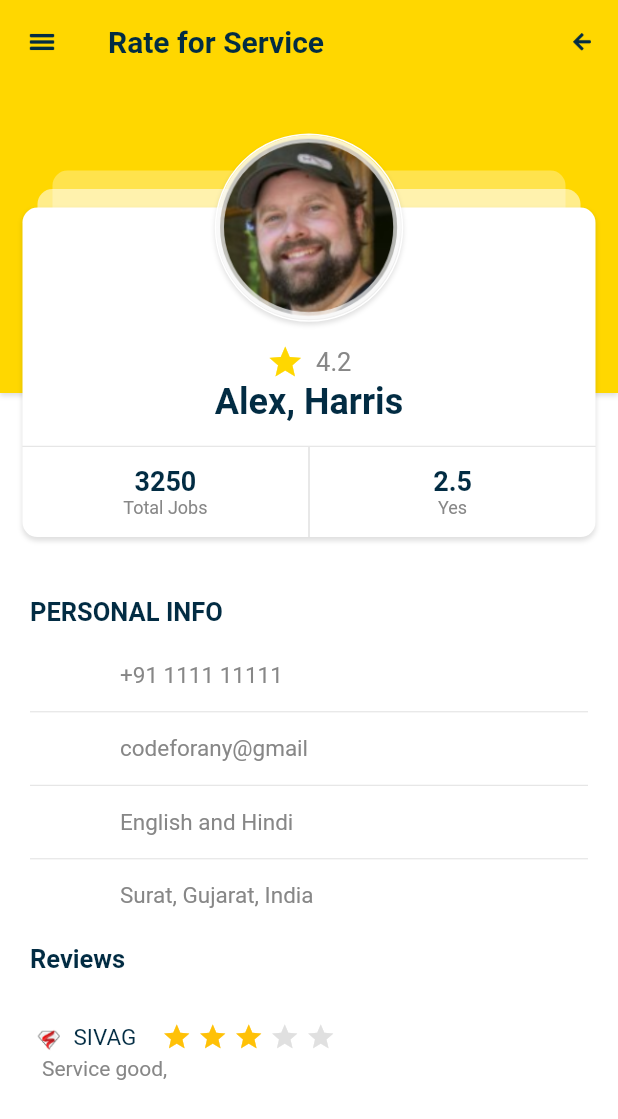
After one commit to codeforany/online_maintenance_service_flutter, a Flutter app: the RateOfServiceScreen screen opened directly, on a phone screen of 412 x 824 dp. The commit adds this screen. Shown: the top 1119 px of the screen. Run offline on Flutter 3.47's test engine with Material 3 defaults, Android fonts, the phone set to English and light mode, and no system bars; drawn by our look-alikes of flutter_rating_bar; our stand-ins replace flutter_otp_text_field, image_picker; missing offline and left inert: fl_country_code_picker.

Commit message:
rate of service ui added

```diff
--- a/lib/screen/home/choose_service_screen.dart
+++ b/lib/screen/home/choose_service_screen.dart
@@ -2,6 +2,7 @@ import 'package:flutter/material.dart';
 import 'package:maintenance_service_app/common/color_extension.dart';
 import 'package:maintenance_service_app/common/extension.dart';
 import 'package:maintenance_service_app/common_widget/round_button.dart';
+import 'package:maintenance_service_app/screen/profile/rate_of_service_screen.dart';
 
 class ChooseServiceScreen extends StatefulWidget {
   const ChooseServiceScreen({super.key});
@@ -21,7 +22,9 @@ class _ChooseServiceScreenState extends State<ChooseServiceScreen> {
         backgroundColor: TColor.primary,
         elevation: 0,
         leading: IconButton(
-          onPressed: () {},
+          onPressed: () {
+            context.push(const RateOfServiceScreen());
+          },
           icon: Image.asset(
             "assets/img/menu.png",
           ),
--- /dev/null
+++ b/lib/screen/profile/rate_of_service_screen.dart
@@ -0,0 +1,391 @@
+import 'package:flutter/material.dart';
+import 'package:flutter_rating_bar/flutter_rating_bar.dart';
+import 'package:maintenance_service_app/common/color_extension.dart';
+import 'package:maintenance_service_app/common/extension.dart';
+
+class RateOfServiceScreen extends StatefulWidget {
+  const RateOfServiceScreen({super.key});
+
+  @override
+  State<RateOfServiceScreen> createState() => _RateOfServiceScreenState();
+}
+
+class _RateOfServiceScreenState extends State<RateOfServiceScreen> {
+  @override
+  Widget build(BuildContext context) {
+    return Scaffold(
+      backgroundColor: Colors.white,
+      appBar: AppBar(
+        backgroundColor: TColor.primary,
+        elevation: 0,
+        leading: IconButton(
+          onPressed: () {},
+          icon: Image.asset(
+            "assets/img/menu.png",
+          ),
+        ),
+        centerTitle: false,
+        title: Text(
+          "Rate for Service",
+          style: TextStyle(
+            color: TColor.primaryText,
+            fontSize: 20,
+            fontWeight: FontWeight.bold,
+          ),
+        ),
+        actions: [
+          IconButton(
+            onPressed: () {},
+            icon: Image.asset(
+              "assets/img/back.png",
+            ),
+          ),
+        ],
+      ),
+      body: SingleChildScrollView(
+        child: Column(
+          children: [
+            Stack(
+              alignment: Alignment.topCenter,
+              children: [
+                Container(
+                  width: double.maxFinite,
+                  height: context.width * 0.5,
+                  decoration: BoxDecoration(
+                      color: TColor.primary,
+                      boxShadow: const [
+                        BoxShadow(
+                            color: Colors.black12,
+                            blurRadius: 2,
+                            offset: Offset(0, 2))
+                      ]),
+                ),
+                Padding(
+                  padding: EdgeInsets.only(top: context.width * 0.14),
+                  child: Container(
+                    margin: const EdgeInsets.symmetric(horizontal: 35),
+                    width: double.maxFinite,
+                    height: context.width * 0.55,
+                    decoration: BoxDecoration(
+                      color: Colors.white30,
+                      borderRadius: BorderRadius.circular(10),
+                    ),
+                  ),
+                ),
+                Padding(
+                  padding: EdgeInsets.only(top: context.width * 0.17),
+                  child: Container(
+                    margin: const EdgeInsets.symmetric(horizontal: 25),
+                    width: double.maxFinite,
+                    height: context.width * 0.55,
+                    decoration: BoxDecoration(
+                      color: Colors.white54,
+                      borderRadius: BorderRadius.circular(10),
+                    ),
+                  ),
+                ),
+                Padding(
+                  padding: EdgeInsets.only(top: context.width * 0.2),
+                  child: Container(
+                    margin: const EdgeInsets.symmetric(horizontal: 15),
+                    width: double.maxFinite,
+                    decoration: BoxDecoration(
+                        color: Colors.white,
+                        borderRadius: BorderRadius.circular(10),
+                        boxShadow: const [
+                          BoxShadow(
+                              color: Colors.black12,
+                              blurRadius: 2,
+                              offset: Offset(0, 2))
+                        ]),
+                    child: Column(
+                      crossAxisAlignment: CrossAxisAlignment.center,
+                      children: [
+                        SizedBox(
+                          height: context.width * 0.22,
+                        ),
+                        Row(
+                          mainAxisAlignment: MainAxisAlignment.center,
+                          children: [
+                            Icon(
+                              Icons.star,
+                              color: TColor.primary,
+                              size: 25,
+                            ),
+                            const SizedBox(
+                              width: 8,
+                            ),
+                            Text(
+                              "4.2",
+                              style: TextStyle(
+                                color: TColor.secondaryText,
+                                fontSize: 17,
+                              ),
+                            ),
+                          ],
+                        ),
+                        Text(
+                          "Alex, Harris",
+                          style: TextStyle(
+                              color: TColor.primaryText,
+                              fontSize: 24,
+                              fontWeight: FontWeight.bold),
+                        ),
+                        const SizedBox(
+                          height: 15,
+                        ),
+                        const Divider(
+                          color: Colors.black12,
+                          height: 1,
+                        ),
+                        Row(
+                          children: [
+                            Expanded(
+                                child: Column(
+                              crossAxisAlignment: CrossAxisAlignment.center,
+                              mainAxisAlignment: MainAxisAlignment.center,
+                              mainAxisSize: MainAxisSize.min,
+                              children: [
+                                Text(
+                                  "3250",
+                                  style: TextStyle(
+                                    color: TColor.primaryText,
+                                    fontSize: 18,
+                                    fontWeight: FontWeight.bold,
+                                  ),
+                                ),
+                                Text(
+                                  "Total Jobs",
+                                  style: TextStyle(
+                                    color: TColor.secondaryText,
+                                    fontSize: 12,
+                                  ),
+                                ),
+                              ],
+                            )),
+                            Container(
+                              color: Colors.black12,
+                              width: 1,
+                              height: 60,
+                            ),
+                            Expanded(
+                                child: Column(
+                              crossAxisAlignment: CrossAxisAlignment.center,
+                              mainAxisAlignment: MainAxisAlignment.center,
+                              mainAxisSize: MainAxisSize.min,
+                              children: [
+                                Text(
+                                  "2.5",
+                                  style: TextStyle(
+                                    color: TColor.primaryText,
+                                    fontSize: 18,
+                                    fontWeight: FontWeight.bold,
+                                  ),
+                                ),
+                                Text(
+                                  "Yes",
+                                  style: TextStyle(
+                                    color: TColor.secondaryText,
+                                    fontSize: 12,
+                                  ),
+                                ),
+                              ],
+                            )),
+                          ],
+                        )
+                      ],
+                    ),
+                  ),
+                ),
+                Padding(
+                  padding: EdgeInsets.only(top: context.width * 0.08),
+                  child: Container(
+                    decoration: BoxDecoration(
+                        color: Colors.white30,
+                        borderRadius:
+                            BorderRadius.circular(context.width * 0.3),
+                        border: Border.all(color: Colors.white, width: 1),
+                        boxShadow: const [
+                          BoxShadow(
+                              color: Colors.black12,
+                              blurRadius: 2,
+                              offset: Offset(0, 2))
+                        ]),
+                    child: ClipRRect(
+                      borderRadius: BorderRadius.circular(context.width * 0.3),
+                      child: Image.asset(
+                        "assets/img/u2.png",
+                        width: context.width * 0.3,
+                        height: context.width * 0.3,
+                        fit: BoxFit.cover,
+                      ),
+                    ),
+                  ),
+                ),
+              ],
+            ),
+            Padding(
+              padding: const EdgeInsets.symmetric(horizontal: 20, vertical: 40),
+              child: Column(
+                crossAxisAlignment: CrossAxisAlignment.start,
+                children: [
+                  Text(
+                    "PERSONAL INFO",
+                    style: TextStyle(
+                      color: TColor.primaryText,
+                      fontSize: 17,
+                      fontWeight: FontWeight.bold,
+                    ),
+                  ),
+                  const SizedBox(
+                    height: 8,
+                  ),
+                  Padding(
+                    padding:
+                        const EdgeInsets.only(left: 60, top: 15, bottom: 15),
+                    child: Row(
+                      children: [
+                        Text(
+                          "+91 1111 11111",
+                          style: TextStyle(
+                            color: TColor.secondaryText,
+                            fontSize: 15,
+                          ),
+                        ),
+                      ],
+                    ),
+                  ),
+                  const Divider(
+                    color: Colors.black12,
+                    height: 1,
+                  ),
+                  Padding(
+                    padding:
+                        const EdgeInsets.only(left: 60, top: 15, bottom: 15),
+                    child: Row(
+                      children: [
+                        Text(
+                          "codeforany@gmail",
+                          style: TextStyle(
+                            color: TColor.secondaryText,
+                            fontSize: 15,
+                          ),
+                        ),
+                      ],
+                    ),
+                  ),
+                  const Divider(
+                    color: Colors.black12,
+                    height: 1,
+                  ),
+                  Padding(
+                    padding:
+                        const EdgeInsets.only(left: 60, top: 15, bottom: 15),
+                    child: Row(
+                      children: [
+                        Text(
+                          "English and Hindi",
+                          style: TextStyle(
+                            color: TColor.secondaryText,
+                            fontSize: 15,
+                          ),
+                        ),
+                      ],
+                    ),
+                  ),
+                  const Divider(
+                    color: Colors.black12,
+                    height: 1,
+                  ),
+                  Padding(
+                    padding:
+                        const EdgeInsets.only(left: 60, top: 15, bottom: 15),
+                    child: Row(
+                      children: [
+                        Text(
+                          "Surat, Gujarat, India",
+                          style: TextStyle(
+                            color: TColor.secondaryText,
+                            fontSize: 15,
+                          ),
+                        ),
+                      ],
+                    ),
+                  ),
+                  const SizedBox(
+                    height: 8,
+                  ),
+                  Text(
+                    "Reviews",
+                    style: TextStyle(
+                      color: TColor.primaryText,
+                      fontSize: 17,
+                      fontWeight: FontWeight.bold,
+                    ),
+                  ),
+                  const SizedBox(
+                    height: 15,
+                  ),
+                  Padding(
+                    padding: const EdgeInsets.only(top: 15),
+                    child: Row(
+                      children: [
+                        Image.asset(
+                          "assets/img/u1.png",
+                          width: 25,
+                          height: 25,
+                          fit: BoxFit.cover,
+                        ),
+                        const SizedBox(
+                          width: 4,
+                        ),
+                        Text(
+                          "SIVAG",
+                          style: TextStyle(
+                            color: TColor.primaryText,
+                            fontSize: 15,
+                          ),
+                        ),
+                        const SizedBox(
+                          width: 15,
+                        ),
+                        RatingBar.builder(
+                          initialRating: 3,
+                          minRating: 1,
+                          direction: Axis.horizontal,
+                          allowHalfRating: true,
+                          itemCount: 5,
+                          itemSize: 20,
+                          unratedColor: Colors.black12,
+                          itemPadding:
+                              const EdgeInsets.symmetric(horizontal: 2.0),
+                          itemBuilder: (context, _) => const Icon(
+                            Icons.star,
+                            color: Colors.amber,
+                          ),
+                          onRatingUpdate: (rating) {
+                            print(rating);
+                          },
+                        )
+                      ],
+                    ),
+                  ),
+                  Padding(
+                    padding: const EdgeInsets.only(left: 8),
+                    child: Text(
+                      "Service good,",
+                      style: TextStyle(
+                        color: TColor.secondaryText,
+                        fontSize: 14,
+                      ),
+                    ),
+                  ),
+                ],
+              ),
+            )
+          ],
+        ),
+      ),
+    );
+  }
+}
--- a/lib/screen/splash_screen.dart
+++ b/lib/screen/splash_screen.dart
@@ -1,4 +1,5 @@
 import 'package:flutter/material.dart';
+import 'package:flutter/services.dart';
 import 'package:maintenance_service_app/screen/login/sign_in_screen.dart';
 // import 'package:maintenance_service_app/common/extension.dart';
 
@@ -14,6 +15,7 @@ class _SplashScreenState extends State<SplashScreen> {
   void initState() {
     // TODO: implement initState
     super.initState();
+    SystemChrome.setEnabledSystemUIMode(SystemUiMode.leanBack);
     loadView();
   }
 
--- a/pubspec.yaml
+++ b/pubspec.yaml
@@ -33,6 +33,7 @@ dependencies:
   fl_country_code_picker: ^0.1.9+1
   flutter_otp_text_field: ^1.1.3+2
   image_picker: ^1.1.2
+  flutter_rating_bar: ^4.0.1
 
 
   # The following adds the Cupertino Icons font to your application.
```
Also changed, not shown: assets/img/u1.png (added), assets/img/u2.png (added), pubspec.lock.
